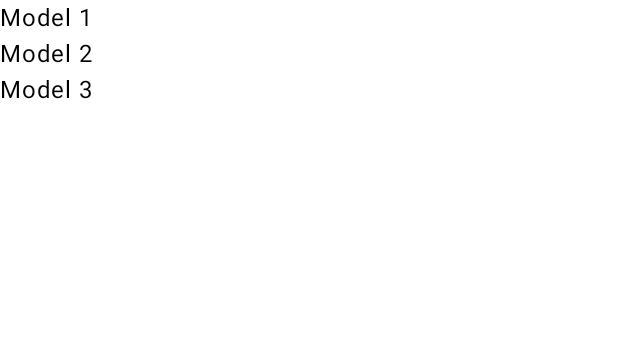
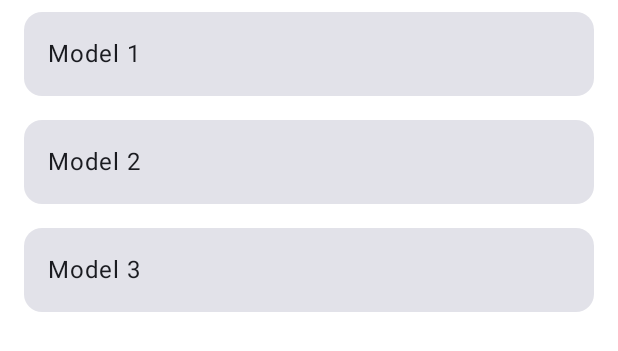
Before and after one commit to PaulKlauser/cars-android, an Android app built with Jetpack Compose: the @Preview function ModelsScreenPreview, on a phone screen of 412 x 824 dp. Shown: the top 351 px of the screen. Run offline under Robolectric (Android 15) with nearby library versions, the phone set to English and light mode, and no system bars.

Commit message:
ModelRow design updates

```diff
--- a/app/src/main/java/com/paulklauser/cars/models/ModelRow.kt
+++ b/app/src/main/java/com/paulklauser/cars/models/ModelRow.kt
@@ -1,9 +1,37 @@
 package com.paulklauser.cars.models
 
+import androidx.compose.foundation.layout.fillMaxWidth
+import androidx.compose.foundation.layout.padding
+import androidx.compose.material3.Card
 import androidx.compose.material3.Text
 import androidx.compose.runtime.Composable
+import androidx.compose.ui.Modifier
+import androidx.compose.ui.tooling.preview.Preview
+import androidx.compose.ui.unit.dp
+import com.paulklauser.cars.ui.theme.CarsTheme
 
 @Composable
-fun ModelRow(model: Model) {
-    Text(text = model.name)
+fun ModelRow(
+    model: Model,
+    onClick: (String) -> Unit
+) {
+    Card(
+        onClick = { onClick(model.id) },
+        modifier = Modifier
+            .fillMaxWidth()
+            .padding(horizontal = 16.dp, vertical = 8.dp)
+    ) {
+        Text(
+            text = model.name,
+            modifier = Modifier.padding(16.dp)
+        )
+    }
 }
+
+@Preview(showBackground = true)
+@Composable
+private fun ModelRowPreview() {
+    CarsTheme {
+        ModelRow(model = Model(id = "1", name = "Corolla"), onClick = {})
+    }
+}
--- a/app/src/main/java/com/paulklauser/cars/models/ModelsScreen.kt
+++ b/app/src/main/java/com/paulklauser/cars/models/ModelsScreen.kt
@@ -25,7 +25,12 @@ fun ModelsRoute() {
 fun ModelsScreen(uiState: ModelsUiState) {
     LazyColumn {
         items(uiState.models) { model ->
-            ModelRow(model = model)
+            ModelRow(
+                model = model,
+                onClick = {
+                    // TODO: PK
+                }
+            )
         }
     }
 }
```
Also changed, not shown: app/src/main/java/com/paulklauser/cars/models/ModelsViewModel.kt (+1 -8 lines).
